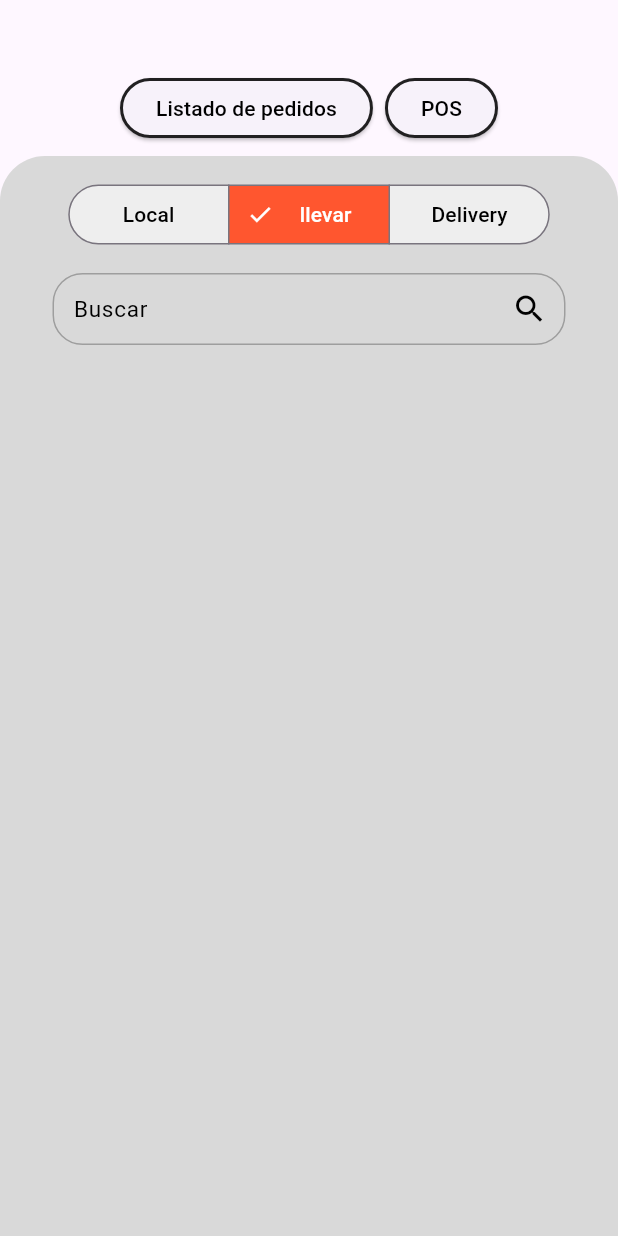
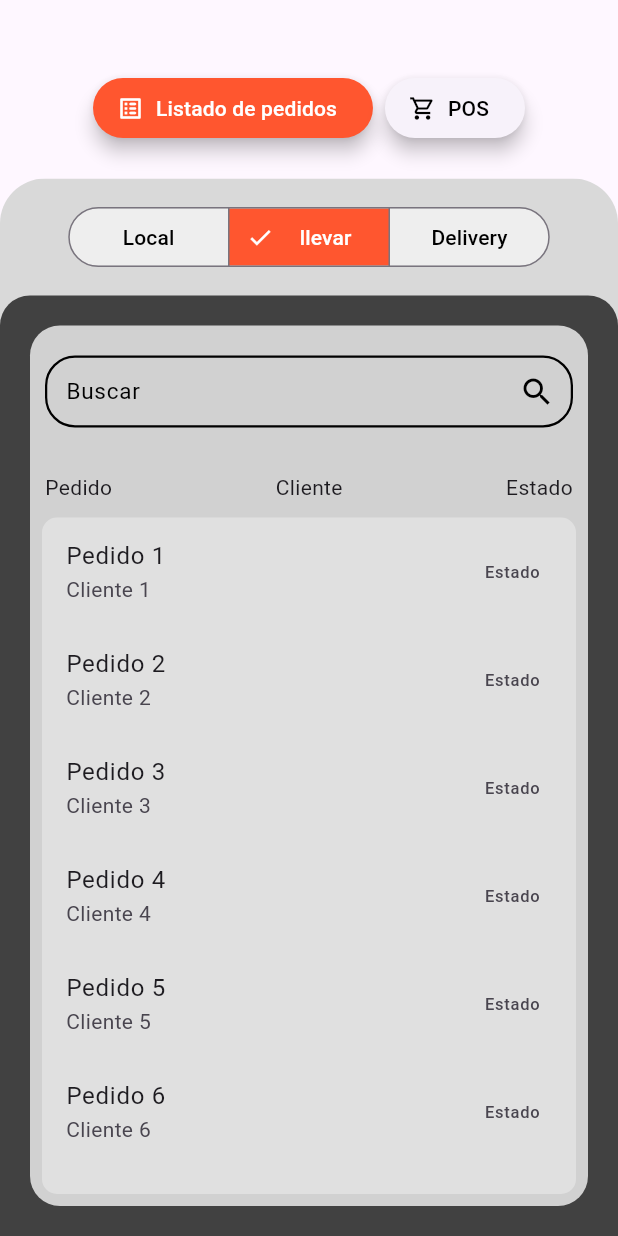
Before and after one commit to JosueRamirezH01/AppNakamuraFood, a Flutter app: the screen it shows after launch, on a phone screen of 412 x 824 dp. Run offline on Flutter 3.47's test engine with Material 3 defaults, Android fonts, the light colour scheme and no system bars; our stand-ins replace fluttertoast, modal_bottom_sheet; missing offline and left inert: mysql1.

Commit message:
Home -> listado de pedidos completado

```diff
--- a/lib/home/home_page.dart
+++ b/lib/home/home_page.dart
@@ -16,45 +16,29 @@ enum Calendar { day, week, month, year }
 
 class _HomePageState extends State<HomePage> with TickerProviderStateMixin {
   late TabController _tabController;
-  late TabController _tabControllerToSubMenu;
-  late List<bool> _isSelected;
+  int _selectedIndex = 0;
+
   Calendar calendarView = Calendar.week;
   @override
   void initState() {
     super.initState();
     _tabController = TabController(length: 2, vsync: this);
-    _tabControllerToSubMenu = TabController(length: 3, vsync: this);
-    _isSelected = List.generate(3, (_) => false);
   }
 
   @override
   void dispose() {
     _tabController.dispose();
-    _tabControllerToSubMenu.dispose();
     super.dispose();
   }
 
-  void _updateSelection(int index) {
-    setState(() {
-      for (int buttonIndex = 0;
-          buttonIndex < _isSelected.length;
-          buttonIndex++) {
-        if (buttonIndex == index) {
-          _isSelected[buttonIndex] = true;
-        } else {
-          _isSelected[buttonIndex] = false;
-        }
-      }
-    });
-  }
-
   static final ButtonStyle elevatedButtonStyle = ElevatedButton.styleFrom(
-    shape: RoundedRectangleBorder(
-      borderRadius: BorderRadius.all(Radius.circular(40)),
-      side: BorderSide(color: Colors.black87, width: 2.0),
-    ),
-    //backgroundColor: Colors.transparent,
-    foregroundColor: Color(0xFF000000),
+    foregroundColor: const Color(0xFF000000),
+    elevation: 5
+  );
+  static final ButtonStyle selectedButtonStyle = ElevatedButton.styleFrom(
+    backgroundColor: const Color(0xFFFF562F), // Cambia el color de fondo cuando está seleccionado
+    foregroundColor: Colors.white, // Cambia el color del texto cuando está seleccionado
+    elevation: 5
   );
 
   @override
@@ -62,33 +46,43 @@ class _HomePageState extends State<HomePage> with TickerProviderStateMixin {
     return Scaffold(
         appBar: AppBar(
           bottom: PreferredSize(
-            preferredSize: Size.fromHeight(48.0),
+            preferredSize: const Size.fromHeight(48.0),
             child: ButtonBar(
               alignment: MainAxisAlignment.center,
               children: [
-                ElevatedButton(
+                ElevatedButton.icon(
                   onPressed: () {
+                    setState(() {
+                      _selectedIndex = 0;
                       _tabController.animateTo(0);
+                    });
                   },
-                  child: Text('Listado de pedidos'),
-                  style: elevatedButtonStyle,
+                  icon: Icon(Icons.list_alt_rounded),
+                  label: const Text('Listado de pedidos'),
+                  style: _selectedIndex == 0 ? selectedButtonStyle : elevatedButtonStyle,
                 ),
-                ElevatedButton(
+                ElevatedButton.icon(
                   onPressed: () {
+                    setState(() {
+                      _selectedIndex = 1;
                       _tabController.animateTo(1);
+                    });
                   },
-                  child: Text('POS'),
-                  style: elevatedButtonStyle,
+                  icon: Icon(Icons.shopping_cart_outlined),
+                  label: const Text('POS'),
+                  style: _selectedIndex == 1 ? selectedButtonStyle : elevatedButtonStyle,
                 ),
               ],
             ),
           ),
         ),
-        body: ClipRRect(
-            borderRadius: BorderRadius.only(
+        body: Container(
+          margin: EdgeInsets.only(top: 15),
+          child: ClipRRect(
+              borderRadius: const BorderRadius.only(
                   topLeft: Radius.circular(30), topRight: Radius.circular(30)),
               child: Container(
-              color: Color(0xFFD9D9D9), // Fondo de color D9D9D9
+                color: const Color(0xFFD9D9D9), // Fondo de color D9D9D9
                 child: TabBarView(
                   controller: _tabController,
                   children: [
@@ -98,10 +92,11 @@ class _HomePageState extends State<HomePage> with TickerProviderStateMixin {
                         children: [
                           Container(
                             child: subopt(),
-                          margin: EdgeInsets.all(15),
+                            margin: const EdgeInsets.all(15),
                           ),
-                        _textFieldSearch(),
-                        //pedidosList()
+                         Expanded(
+                            child: pedidosList(),
+                          ),
                         ],
                       ),
                     ),
@@ -115,24 +110,31 @@ class _HomePageState extends State<HomePage> with TickerProviderStateMixin {
                     ),
                   ],
                 ),
-            )));
+              )
+          ),
+        )
+    );
   }
 
   Widget _textFieldSearch() {
     return Container(
-      margin: const EdgeInsets.symmetric(horizontal: 35),
+      margin: const EdgeInsets.symmetric(horizontal: 10),
+      child: Container(
+        margin: const EdgeInsets.only(top: 20, bottom: 20),
         child: TextField(
           decoration: InputDecoration(
+
               hintText: 'Buscar',
               suffixIcon: const Icon(Icons.search, color: Color(0xFF000000)),
               hintStyle: const TextStyle(fontSize: 15, color: Color(0xFF000000)),
               enabledBorder: OutlineInputBorder(
                   borderRadius: BorderRadius.circular(20),
-                borderSide: const BorderSide(color: Colors.grey)),
+                  borderSide: const BorderSide(color: Color(0xFF000000), width: 1.5)),
               focusedBorder: OutlineInputBorder(
                   borderRadius: BorderRadius.circular(20),
-                borderSide: const BorderSide(color: Colors.grey)),
+                  borderSide: const BorderSide(color: Color(0xFF000000), width: 1.5)),
               contentPadding: const EdgeInsets.all(10)),
+        ),
       ),
     );
   }
@@ -141,29 +143,35 @@ class _HomePageState extends State<HomePage> with TickerProviderStateMixin {
     return SegmentedButton<Calendar>(
       style: SegmentedButton.styleFrom(
         backgroundColor: Colors.grey[200],
-        foregroundColor: Color(0xFF000000),
+        foregroundColor: const Color(0xFF000000),
         selectedForegroundColor: Colors.white,
-        selectedBackgroundColor: Color(0xFFFF562F),
+        selectedBackgroundColor: const Color(0xFFFF562F),
+        shape: RoundedRectangleBorder(
+          borderRadius: BorderRadius.circular(20.0),
+          side: const BorderSide(color: Color(0xFF000000), width: 2),
+        ),
       ),
 
       segments: const <ButtonSegment<Calendar>>[
         ButtonSegment<Calendar>(
           value: Calendar.day,
           label: SizedBox(
-          width: 53, // Ancho fijo deseado
-          child: Center(child: Text('Local')),
-        ),),
+          width: 53,
+          child: Center(child: Text('Local')
+          ),
+        ),
+        ),
         ButtonSegment<Calendar>(
           value: Calendar.week,
           label: SizedBox(
-            width: 53, // Ancho fijo deseado
+            width: 53,
             child: Center(child: Text('llevar')),
           ),
         ),
         ButtonSegment<Calendar>(
           value: Calendar.month,
           label: SizedBox(
-            width: 53, // Ancho fijo deseado
+            width: 53,
             child: Center(child: Text('Delivery')),
           ),
         ),
@@ -178,16 +186,59 @@ class _HomePageState extends State<HomePage> with TickerProviderStateMixin {
   }
 
   Widget pedidosList() {
-    return Column(
+    return Container(
+      decoration: const BoxDecoration(
+        color: const Color(0xFF414141),
+        borderRadius: BorderRadius.only(topLeft: Radius.circular(20), topRight: Radius.circular(20)),
+      ),
+      child: Padding(
+        padding: const EdgeInsets.all(20),
+        child: Container(
+          decoration: BoxDecoration(
+            borderRadius: BorderRadius.circular(20),
+            color: const Color(0xFFD1D1D1),
+          ),
+          child: Column(
+            crossAxisAlignment: CrossAxisAlignment.start,
             children: [
               _textFieldSearch(),
+              const Padding(
+                padding: EdgeInsets.all(10),
+                child: Row(
+                  mainAxisAlignment: MainAxisAlignment.spaceBetween,
+                  children: [
+                    Text('Pedido'),
+                    Text('Cliente'),
+                    Text('Estado'),
+                  ],
+                ),
+              ),
               Expanded(
                 child: Container(
-            child: Text('Aquí empezaremos de cero'),
+                  margin: const EdgeInsets.fromLTRB(8.0, 0, 8.0, 8.0),
+                  decoration: BoxDecoration(
+                    color: Colors.grey[300],
+                    borderRadius: BorderRadius.circular(10),
+                  ),
+                  child: ListView.builder(
+                    itemCount: 10,
+                    itemBuilder: (context, index) {
+                      return ListTile(
+                        title: Text('Pedido ${index + 1}'),
+                        subtitle: Text('Cliente ${index + 1}'),
+                        trailing: const Text('Estado'),
+                        onTap: () {
+                          // Lógica cuando se toca un pedido
+                        },
+                      );
+                    },
+                  ),
                 ),
               ),
             ],
+          ),
+        ),
+      ),
     );
   }
-
 }
```
Lines whose indentation alone changed are shown as unchanged.
